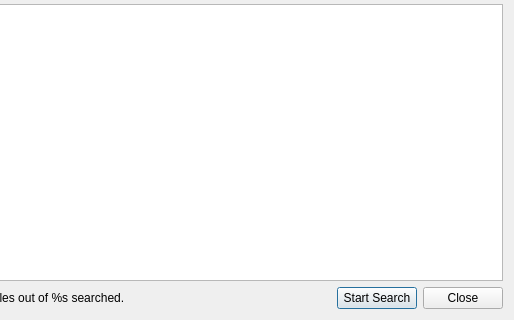
Old version of the form blurdev/ide/ui/findfilesdialog.ui in the repository blurstudio/PrEditor; both pictures show x 136 to 650 and y 90 to 410 of the 650 by 410 pixel window.
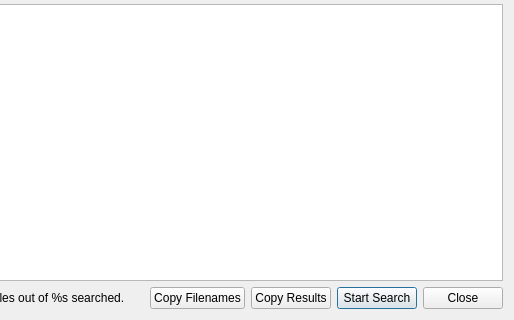
New version of the form.

Commit message: Added the ability to copy the find results and found filenames to the clipboard.

The edit to the form file:
```diff
--- a/blurdev/ide/ui/findfilesdialog.ui
+++ b/blurdev/ide/ui/findfilesdialog.ui
@@ -111,6 +111,20 @@
        </property>
       </spacer>
      </item>
+     <item>
+      <widget class="QPushButton" name="uiCopyFilenamesBTN">
+       <property name="text">
+        <string>Copy Filenames</string>
+       </property>
+      </widget>
+     </item>
+     <item>
+      <widget class="QPushButton" name="uiCopyResultsBTN">
+       <property name="text">
+        <string>Copy Results</string>
+       </property>
+      </widget>
+     </item>
      <item>
       <widget class="QPushButton" name="uiSearchBTN">
        <property name="text">
```
The commit also changes 1 other file.
